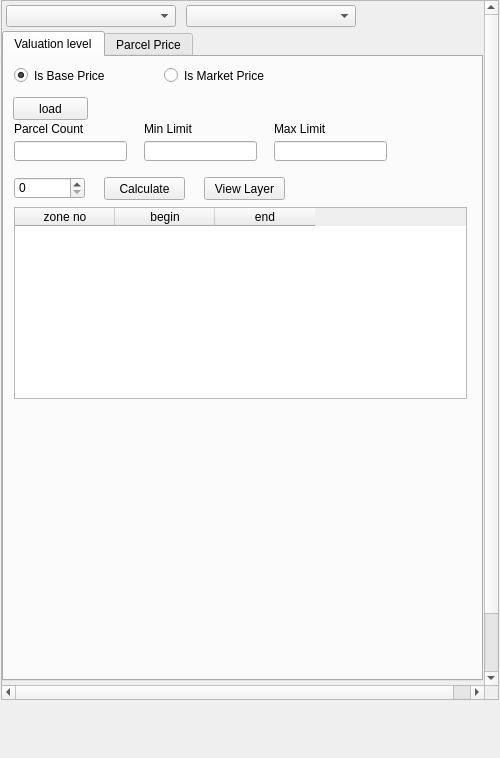
Old version of the form view/CamaNavigatorWidget.ui in the repository teamlm2/lm2_mgis.
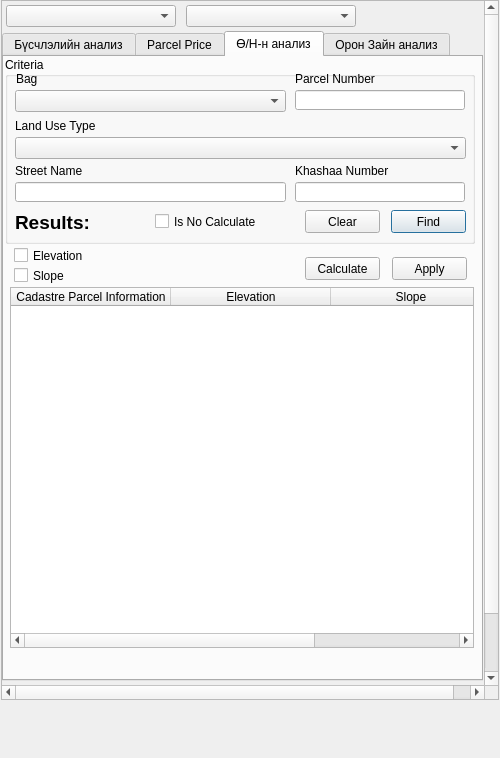
New version of the form. The open tabs and pages were chosen to show the change.

```diff
--- a/view/CamaNavigatorWidget.ui
+++ b/view/CamaNavigatorWidget.ui
@@ -123,7 +123,7 @@
       </property>
       <widget class="QWidget" name="tab">
        <attribute name="title">
-        <string>Valuation level</string>
+        <string>Бүсчлэлийн анализ</string>
        </attribute>
        <widget class="QLabel" name="label_30">
         <property name="geometry">
@@ -199,12 +199,12 @@
          <rect>
           <x>9</x>
           <y>40</y>
-          <width>75</width>
+          <width>172</width>
           <height>23</height>
          </rect>
         </property>
         <property name="text">
-         <string>load</string>
+         <string>Тооцоолох үнийн интервал</string>
         </property>
        </widget>
        <widget class="QRadioButton" name="market_price_rbutton">
@@ -265,7 +265,7 @@
           <x>10</x>
           <y>150</y>
           <width>453</width>
-          <height>192</height>
+          <height>251</height>
          </rect>
         </property>
         <column>
@@ -289,12 +289,31 @@
          <rect>
           <x>200</x>
           <y>120</y>
-          <width>81</width>
+          <width>171</width>
           <height>23</height>
          </rect>
         </property>
         <property name="text">
-         <string>View Layer</string>
+         <string>Тооцооллын давхарга харах</string>
+        </property>
+       </widget>
+       <widget class="QPushButton" name="layer_button">
+        <property name="geometry">
+         <rect>
+          <x>10</x>
+          <y>410</y>
+          <width>141</width>
+          <height>23</height>
+         </rect>
+        </property>
+        <property name="font">
+         <font>
+          <weight>50</weight>
+          <bold>false</bold>
+         </font>
+        </property>
+        <property name="text">
+         <string>Давхарга</string>
         </property>
        </widget>
       </widget>
@@ -1724,6 +1743,340 @@
         </widget>
        </widget>
       </widget>
+      <widget class="QWidget" name="tab_9">
+       <attribute name="title">
+        <string>Ө/Н-н анализ</string>
+       </attribute>
+       <widget class="QCheckBox" name="is_elevation_chbox">
+        <property name="geometry">
+         <rect>
+          <x>10</x>
+          <y>190</y>
+          <width>131</width>
+          <height>17</height>
+         </rect>
+        </property>
+        <property name="text">
+         <string>Elevation</string>
+        </property>
+       </widget>
+       <widget class="QCheckBox" name="is_slope_chbox">
+        <property name="geometry">
+         <rect>
+          <x>10</x>
+          <y>210</y>
+          <width>151</width>
+          <height>17</height>
+         </rect>
+        </property>
+        <property name="text">
+         <string>Slope</string>
+        </property>
+       </widget>
+       <widget class="QTableWidget" name="cadastre_current_twidget">
+        <property name="geometry">
+         <rect>
+          <x>6</x>
+          <y>230</y>
+          <width>464</width>
+          <height>361</height>
+         </rect>
+        </property>
+        <property name="sortingEnabled">
+         <bool>true</bool>
+        </property>
+        <attribute name="horizontalHeaderDefaultSectionSize">
+         <number>160</number>
+        </attribute>
+        <attribute name="horizontalHeaderMinimumSectionSize">
+         <number>35</number>
+        </attribute>
+        <attribute name="verticalHeaderDefaultSectionSize">
+         <number>30</number>
+        </attribute>
+        <attribute name="verticalHeaderMinimumSectionSize">
+         <number>19</number>
+        </attribute>
+        <column>
+         <property name="text">
+          <string>Cadastre Parcel Information</string>
+         </property>
+        </column>
+        <column>
+         <property name="text">
+          <string>Elevation</string>
+         </property>
+        </column>
+        <column>
+         <property name="text">
+          <string>Slope</string>
+         </property>
+        </column>
+       </widget>
+       <widget class="QGroupBox" name="groupBox_9">
+        <property name="geometry">
+         <rect>
+          <x>1</x>
+          <y>0</y>
+          <width>470</width>
+          <height>187</height>
+         </rect>
+        </property>
+        <property name="title">
+         <string>Criteria</string>
+        </property>
+        <widget class="QLabel" name="parcel_results_label">
+         <property name="geometry">
+          <rect>
+           <x>10</x>
+           <y>155</y>
+           <width>131</width>
+           <height>20</height>
+          </rect>
+         </property>
+         <property name="font">
+          <font>
+           <family>Lucida Grande</family>
+           <pointsize>14</pointsize>
+           <weight>75</weight>
+           <bold>true</bold>
+          </font>
+         </property>
+         <property name="text">
+          <string>Results:</string>
+         </property>
+         <property name="alignment">
+          <set>Qt::AlignLeading|Qt::AlignLeft|Qt::AlignVCenter</set>
+         </property>
+        </widget>
+        <widget class="QLineEdit" name="parcel_khashaa_edit">
+         <property name="geometry">
+          <rect>
+           <x>290</x>
+           <y>125</y>
+           <width>170</width>
+           <height>20</height>
+          </rect>
+         </property>
+        </widget>
+        <widget class="QComboBox" name="land_use_type_cbox">
+         <property name="geometry">
+          <rect>
+           <x>10</x>
+           <y>80</y>
+           <width>451</width>
+           <height>22</height>
+          </rect>
+         </property>
+        </widget>
+        <widget class="QLabel" name="label_34">
+         <property name="geometry">
+          <rect>
+           <x>10</x>
+           <y>60</y>
+           <width>170</width>
+           <height>17</height>
+          </rect>
+         </property>
+         <property name="text">
+          <string>Land Use Type</string>
+         </property>
+        </widget>
+        <widget class="QLineEdit" name="parcel_num_edit">
+         <property name="geometry">
+          <rect>
+           <x>290</x>
+           <y>33</y>
+           <width>170</width>
+           <height>20</height>
+          </rect>
+         </property>
+        </widget>
+        <widget class="QLineEdit" name="parcel_streetname_edit">
+         <property name="geometry">
+          <rect>
+           <x>10</x>
+           <y>125</y>
+           <width>271</width>
+           <height>20</height>
+          </rect>
+         </property>
+        </widget>
+        <widget class="QComboBox" name="bag_cbox">
+         <property name="geometry">
+          <rect>
+           <x>10</x>
+           <y>33</y>
+           <width>271</width>
+           <height>22</height>
+          </rect>
+         </property>
+        </widget>
+        <widget class="QLabel" name="label_83">
+         <property name="geometry">
+          <rect>
+           <x>10</x>
+           <y>105</y>
+           <width>170</width>
+           <height>17</height>
+          </rect>
+         </property>
+         <property name="text">
+          <string>Street Name</string>
+         </property>
+        </widget>
+        <widget class="QLabel" name="label_35">
+         <property name="geometry">
+          <rect>
+           <x>11</x>
+           <y>13</y>
+           <width>170</width>
+           <height>17</height>
+          </rect>
+         </property>
+         <property name="text">
+          <string>Bag</string>
+         </property>
+        </widget>
+        <widget class="QLabel" name="label_84">
+         <property name="geometry">
+          <rect>
+           <x>290</x>
+           <y>105</y>
+           <width>161</width>
+           <height>17</height>
+          </rect>
+         </property>
+         <property name="text">
+          <string>Khashaa Number</string>
+         </property>
+        </widget>
+        <widget class="QLabel" name="label_33">
+         <property name="geometry">
+          <rect>
+           <x>290</x>
+           <y>13</y>
+           <width>170</width>
+           <height>17</height>
+          </rect>
+         </property>
+         <property name="text">
+          <string>Parcel Number</string>
+         </property>
+        </widget>
+        <widget class="QPushButton" name="parcel_find_button">
+         <property name="geometry">
+          <rect>
+           <x>386</x>
+           <y>153</y>
+           <width>75</width>
+           <height>23</height>
+          </rect>
+         </property>
+         <property name="text">
+          <string>Find</string>
+         </property>
+         <property name="default">
+          <bool>true</bool>
+         </property>
+        </widget>
+        <widget class="QPushButton" name="parcel_clear_button">
+         <property name="geometry">
+          <rect>
+           <x>300</x>
+           <y>153</y>
+           <width>75</width>
+           <height>23</height>
+          </rect>
+         </property>
+         <property name="text">
+          <string>Clear</string>
+         </property>
+        </widget>
+        <widget class="QCheckBox" name="is_no_calculate_chbox">
+         <property name="geometry">
+          <rect>
+           <x>150</x>
+           <y>156</y>
+           <width>141</width>
+           <height>17</height>
+          </rect>
+         </property>
+         <property name="text">
+          <string>Is No Calculate</string>
+         </property>
+        </widget>
+       </widget>
+       <widget class="QPushButton" name="slope_calculate_button">
+        <property name="geometry">
+         <rect>
+          <x>301</x>
+          <y>200</y>
+          <width>75</width>
+          <height>23</height>
+         </rect>
+        </property>
+        <property name="text">
+         <string>Calculate</string>
+        </property>
+       </widget>
+       <widget class="QLabel" name="error_label">
+        <property name="geometry">
+         <rect>
+          <x>10</x>
+          <y>600</y>
+          <width>374</width>
+          <height>21</height>
+         </rect>
+        </property>
+        <property name="font">
+         <font>
+          <family>Helvetica</family>
+          <pointsize>14</pointsize>
+          <weight>75</weight>
+          <bold>true</bold>
+         </font>
+        </property>
+        <property name="styleSheet">
+         <string notr="true">QLabel {color : red;}
+font: 75 14pt &quot;Helvetica&quot;;</string>
+        </property>
+        <property name="text">
+         <string/>
+        </property>
+        <property name="wordWrap">
+         <bool>true</bool>
+        </property>
+       </widget>
+       <widget class="QPushButton" name="slope_apply_button">
+        <property name="geometry">
+         <rect>
+          <x>388</x>
+          <y>200</y>
+          <width>75</width>
+          <height>23</height>
+         </rect>
+        </property>
+        <property name="text">
+         <string>Apply</string>
+        </property>
+       </widget>
+      </widget>
+      <widget class="QWidget" name="tab_10">
+       <attribute name="title">
+        <string>Орон Зайн анализ</string>
+       </attribute>
+       <widget class="QTableWidget" name="pasture_values_twidget">
+        <property name="geometry">
+         <rect>
+          <x>3</x>
+          <y>90</y>
+          <width>468</width>
+          <height>371</height>
+         </rect>
+        </property>
+       </widget>
+      </widget>
      </widget>
     </widget>
    </widget>
```
Left out of the diff: 21 changed lines with no effect on the pictures.
